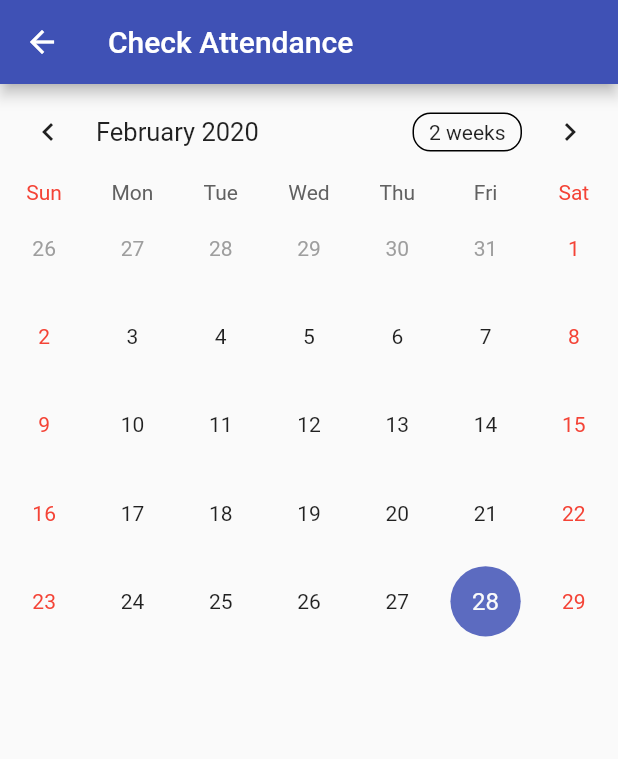
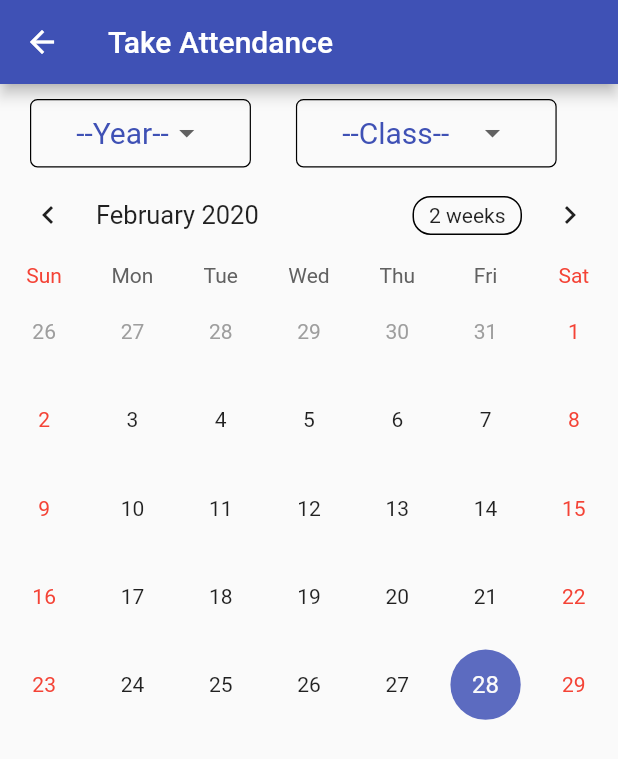
Before and after one commit to nikipatel385/flutter_school, a Flutter app: the TakeAttendanceTeacher screen opened directly, on a phone screen of 412 x 824 dp. Shown: the top 759 px of the screen. Run offline on Flutter 3.47's test engine with Material 2 defaults, Android fonts, the phone set to English and light mode, and no system bars; drawn by our look-alikes of table_calendar; our stand-ins replace flutter_typeahead; missing offline and left inert: flutter_rave, otp; network calls fail.

Commit message:
Initial commit

```diff
--- a/lib/modules_teacher/take_attendance_teacher.dart
+++ b/lib/modules_teacher/take_attendance_teacher.dart
@@ -8,8 +8,16 @@ class TakeAttendanceTeacher extends StatefulWidget {
 }
 
 class _TakeAttendanceTeacherState extends State<TakeAttendanceTeacher> {
+  CalendarController _controller;
 
-  CalendarController _controller;
+  final _minpadding = 5.0;
+
+  var _studentClass = ['--Class--', 'Jrkg-A', 'Nursary-A'];
+
+  var _currentItemSelected = '--Class--';
+
+  var year = ['--Year--','2019'];
+  var _currentYear = '--Year--';
 
   @override
   void initState() {
@@ -22,16 +30,95 @@ class _TakeAttendanceTeacherState extends State<TakeAttendanceTeacher> {
   Widget build(BuildContext context) {
     return Scaffold(
         appBar: AppBar(
-          title: Text('Check Attendance'),
+          title: Text('Take Attendance'),
         ),
         body: SingleChildScrollView(
           child: Column(
             crossAxisAlignment: CrossAxisAlignment.start,
             children: <Widget>[
-              TableCalendar(calendarController: _controller,)
+              Row(
+                children: <Widget>[
+                  Padding(
+                    padding: EdgeInsets.only(top: _minpadding * 2,left: 20.0),
+                    child: Container(
+                      padding: EdgeInsets.symmetric(
+                          horizontal: 30.0, vertical: 10.0),
+                      decoration: BoxDecoration(
+                        borderRadius: BorderRadius.circular(5.0),
+                        border:
+                            Border.all(style: BorderStyle.solid, width: 0.80),
+                      ),
+                      child: DropdownButtonHideUnderline(
+                        child: DropdownButton<String>(
+                          isDense: true,
+                          items: year.map((String value) {
+                            return DropdownMenuItem<String>(
+                              value: value,
+                              child: Text(
+                                value,
+                                style: TextStyle(
+                                    color: Colors.indigo, fontSize: 20.0),
+                              ),
+                            );
+                          }).toList(),
+                          value: _currentYear,
+                          onChanged: (String newYearSelected) {
+                            _onYearSelected(newYearSelected);
+                          },
+                        ),
+                      ),
+                    ),
+                  ),
+                  Padding(
+                    padding: EdgeInsets.only(top: _minpadding * 2, left: 30.0),
+                    child: Container(
+                      padding: EdgeInsets.symmetric(
+                          horizontal: 30.0, vertical: 10.0),
+                      decoration: BoxDecoration(
+                        borderRadius: BorderRadius.circular(5.0),
+                        border:
+                            Border.all(style: BorderStyle.solid, width: 0.80),
+                      ),
+                      child: DropdownButtonHideUnderline(
+                        child: DropdownButton<String>(
+                          isDense: true,
+                          items: _studentClass.map((String value) {
+                            return DropdownMenuItem<String>(
+                              value: value,
+                              child: Text(
+                                value,
+                                style: TextStyle(
+                                    color: Colors.indigo, fontSize: 20.0),
+                              ),
+                            );
+                          }).toList(),
+                          value: _currentItemSelected,
+                          onChanged: (String newValueSelected) {
+                            _onDropDownItemSelected(newValueSelected);
+                          },
+                        ),
+                      ),
+                    ),
+                  ),
+                ],
+              ),
+              TableCalendar(
+                calendarController: _controller,
+              )
             ],
           ),
-        )
-    );
+        ));
+  }
+
+  void _onDropDownItemSelected(String newValueSelected) {
+    setState(() {
+      this._currentItemSelected = newValueSelected;
+    });
+  }
+
+  void _onYearSelected(String newYearSelected){
+    setState(() {
+      this._currentYear = newYearSelected;
+    });
   }
 }
--- a/pubspec.yaml
+++ b/pubspec.yaml
@@ -26,6 +26,7 @@ dependencies:
   flutter_otp: ^0.3.1
   otp: ^2.0.3
   flutter_rave: ^0.0.5
+  flutter_search_panel: ^1.0.1
   # The following adds the Cupertino Icons font to your application.
   # Use with the CupertinoIcons class for iOS style icons.
   cupertino_icons: ^0.1.2
```
Also changed, not shown: pubspec.lock.
